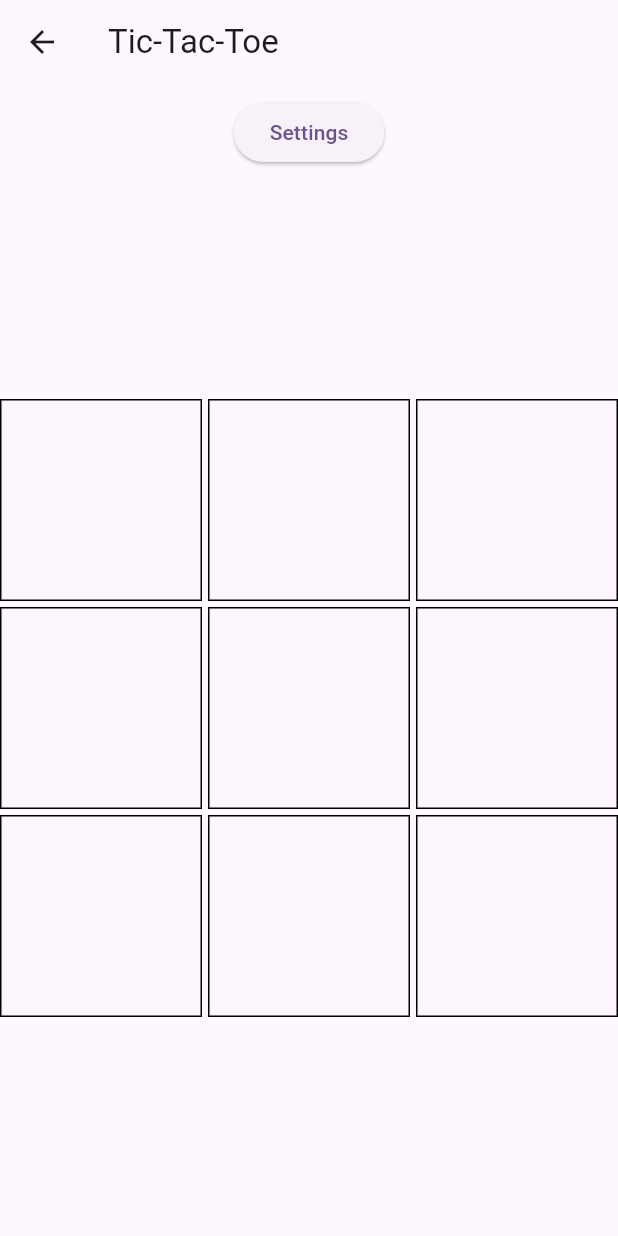
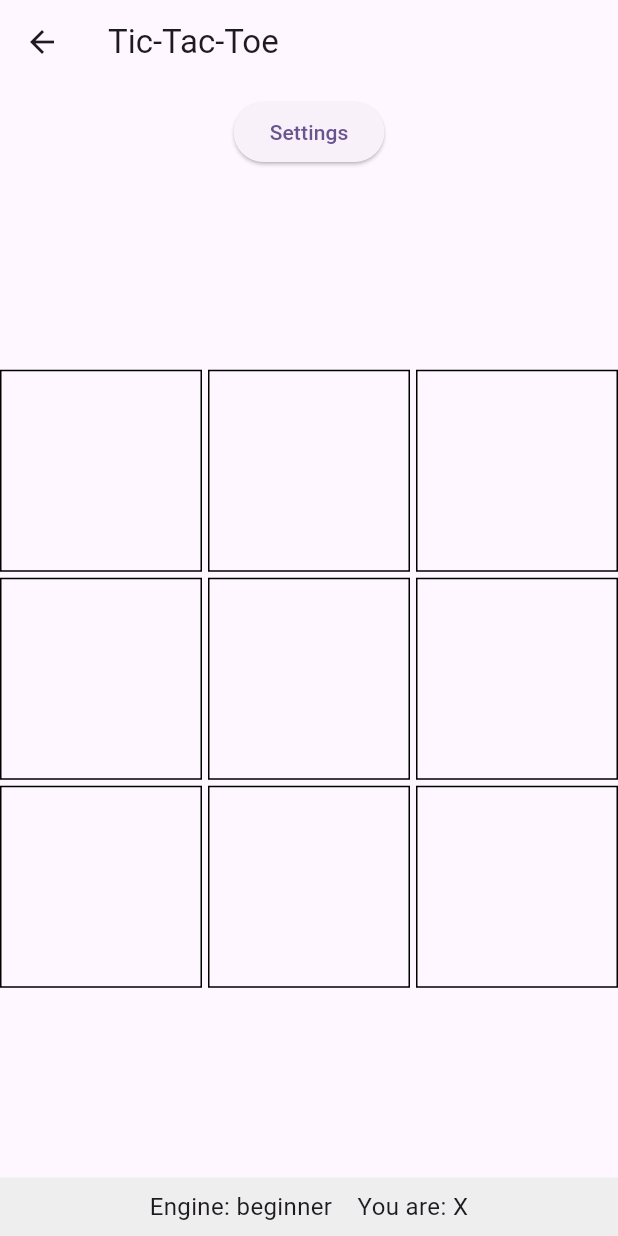
Before and after one commit to aaronlovi/duoplay_client, a Flutter app: the TTTGameScreen screen opened by its route, on a phone screen of 412 x 824 dp. Run offline on Flutter 3.47's test engine with Material 3 defaults, Android fonts, the phone set to English and light mode, and no system bars; our stand-ins replace get_it, shared_preferences; accounts and stored records are empty.

Commit message:
Add status bar to display current AI engine and player letter in Tic Tac Toe

```diff
--- a/flutter/lib/screens/tic_tac_toe_game_screen.dart
+++ b/flutter/lib/screens/tic_tac_toe_game_screen.dart
@@ -39,6 +39,8 @@ class TTTGameScreenState extends State<TTTGameScreen> {
 
   @override
   Widget build(BuildContext context) {
+    final difficulty = _gameObject.gameState.configuration.difficulty;
+    final playerLetter = _gameObject.humanPlayer.toShortString().toUpperCase();
     return Scaffold(
       appBar: AppBar(title: const Text('Tic-Tac-Toe')),
       body: Column(
@@ -75,6 +77,16 @@ class TTTGameScreenState extends State<TTTGameScreen> {
             ),
           ),
           Expanded(child: _getBody()),
+          Container(
+            width: double.infinity,
+            color: Colors.grey[200],
+            padding: const EdgeInsets.symmetric(vertical: 8, horizontal: 16),
+            child: Text(
+              'Engine: $difficulty    You are: $playerLetter',
+              style: const TextStyle(fontSize: 16),
+              textAlign: TextAlign.center,
+            ),
+          ),
         ],
       ),
     );
```
Also changed, not shown: 1 other file.
